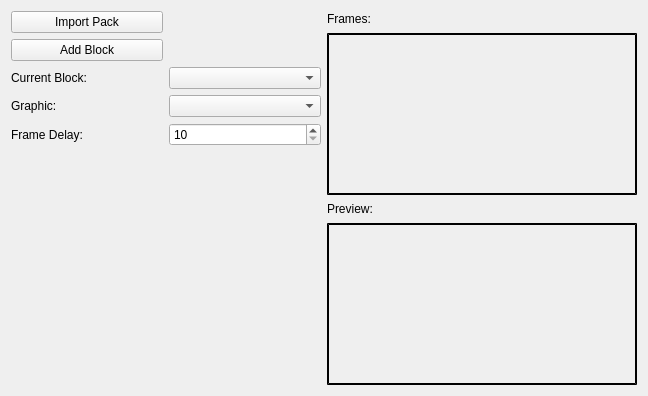
First picture: the form in editor/mainwindow_tab/anim_tiles_edit.ui, repository protoman/rockbot, before the edit.
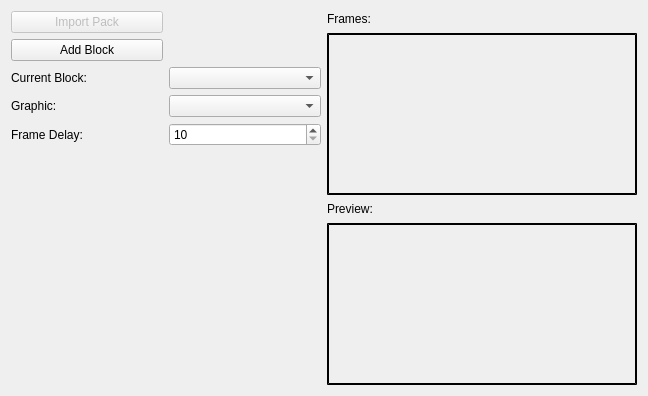
Second picture: the form after the edit. Custom widgets are drawn as their Qt base class.

```diff
--- a/editor/mainwindow_tab/anim_tiles_edit.ui
+++ b/editor/mainwindow_tab/anim_tiles_edit.ui
@@ -83,6 +83,9 @@
        </item>
        <item row="1" column="0">
         <widget class="QPushButton" name="pushButton">
+         <property name="enabled">
+          <bool>false</bool>
+         </property>
          <property name="text">
           <string>Import Pack</string>
          </property>
```
